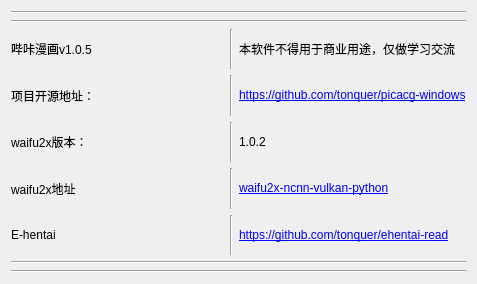
The window that ui/about.ui (tonquer/picacg-qt) describes before a commit, drawn with Qt 5.
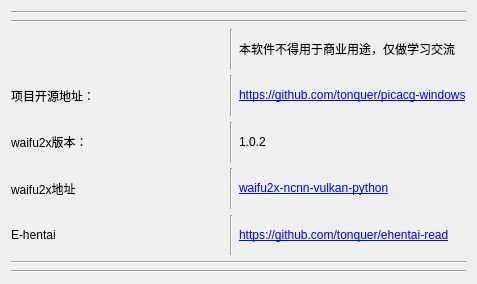
The same window after the commit.

The edit to the form file:
```diff
--- a/ui/about.ui
+++ b/ui/about.ui
@@ -117,7 +117,7 @@
      <item row="1" column="0">
       <widget class="QLabel" name="label">
        <property name="text">
-        <string>哔咔漫画v1.0.5</string>
+        <string/>
        </property>
       </widget>
      </item>
```
